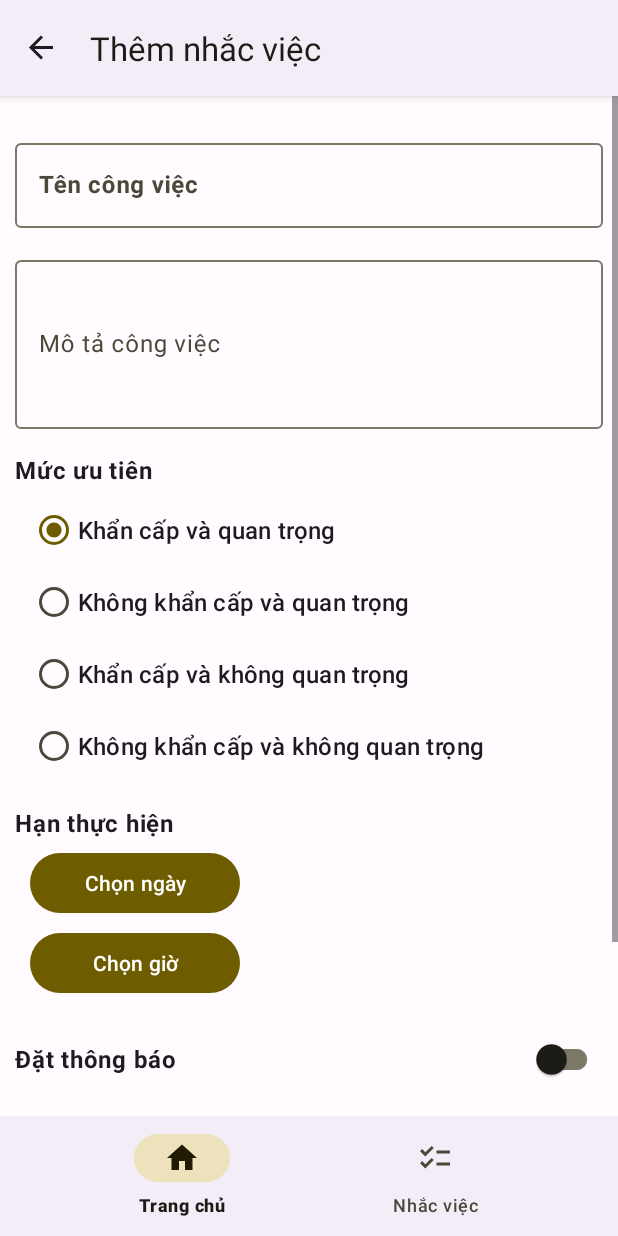
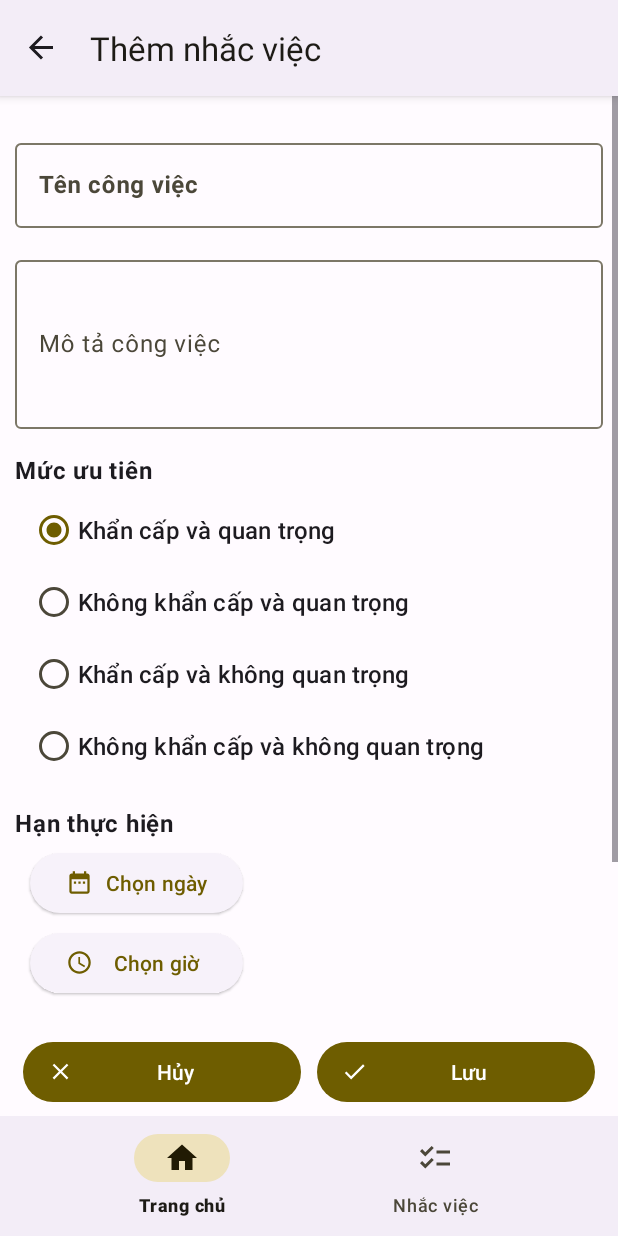
Before and after one commit to dominh2000/WeatherApp, an Android app: the FragmentAddUpdateDeleteToDo screen opened through its navigation route, on a phone screen of 412 x 824 dp. Run offline under Robolectric (Android 15) with nearby library versions, the phone set to English and light mode, and no system bars; our stand-ins replace Firebase (no records; nobody signed in at launch, a user with empty details on screens opened directly), navigation-ui; libraries missing offline, so code that uses them is left out: coil.decode, com.firebase.ui; pictures from the network do not load; 7 statements that could not run were skipped.

Commit message:
ExtendedFAB, Button theo Material 3, cải thiện UI

```diff
--- a/app/src/main/java/com/example/weatherkotlin/fragments/FragmentAddUpdateDeleteToDo.kt
+++ b/app/src/main/java/com/example/weatherkotlin/fragments/FragmentAddUpdateDeleteToDo.kt
@@ -84,7 +84,12 @@ class FragmentAddUpdateDeleteToDo : Fragment() {
                     saveNewTask()
                 }
                 priorityUrgentImportant.isChecked = true
-                deleteAction.visibility = View.GONE
+                deleteAction.apply{
+                    text = "Hủy"
+                    setOnClickListener {
+                        findNavController().popBackStack()
+                    }
+                }
             }
         } else {
             (requireActivity() as AppCompatActivity).supportActionBar?.title =
--- /dev/null
+++ b/app/src/main/res/drawable/ic_access_time.xml
@@ -0,0 +1,6 @@
+<vector android:height="24dp" android:tint="?attr/colorControlNormal"
+    android:viewportHeight="24" android:viewportWidth="24"
+    android:width="24dp" xmlns:android="http://schemas.android.com/apk/res/android">
+    <path android:fillColor="?attr/colorControlNormal" android:pathData="M11.99,2C6.47,2 2,6.48 2,12s4.47,10 9.99,10C17.52,22 22,17.52 22,12S17.52,2 11.99,2zM12,20c-4.42,0 -8,-3.58 -8,-8s3.58,-8 8,-8 8,3.58 8,8 -3.58,8 -8,8z"/>
+    <path android:fillColor="?attr/colorControlNormal" android:pathData="M12.5,7H11v6l5.25,3.15 0.75,-1.23 -4.5,-2.67z"/>
+</vector>
--- /dev/null
+++ b/app/src/main/res/drawable/ic_clear.xml
@@ -0,0 +1,5 @@
+<vector android:height="24dp" android:tint="#000000"
+    android:viewportHeight="24" android:viewportWidth="24"
+    android:width="24dp" xmlns:android="http://schemas.android.com/apk/res/android">
+    <path android:fillColor="@android:color/white" android:pathData="M19,6.41L17.59,5 12,10.59 6.41,5 5,6.41 10.59,12 5,17.59 6.41,19 12,13.41 17.59,19 19,17.59 13.41,12z"/>
+</vector>
--- /dev/null
+++ b/app/src/main/res/drawable/ic_date_range.xml
@@ -0,0 +1,5 @@
+<vector android:height="24dp" android:tint="?attr/colorControlNormal"
+    android:viewportHeight="24" android:viewportWidth="24"
+    android:width="24dp" xmlns:android="http://schemas.android.com/apk/res/android">
+    <path android:fillColor="?attr/colorControlNormal" android:pathData="M9,11L7,11v2h2v-2zM13,11h-2v2h2v-2zM17,11h-2v2h2v-2zM19,4h-1L18,2h-2v2L8,4L8,2L6,2v2L5,4c-1.11,0 -1.99,0.9 -1.99,2L3,20c0,1.1 0.89,2 2,2h14c1.1,0 2,-0.9 2,-2L21,6c0,-1.1 -0.9,-2 -2,-2zM19,20L5,20L5,9h14v11z"/>
+</vector>
--- /dev/null
+++ b/app/src/main/res/drawable/ic_tick_confirm.xml
@@ -0,0 +1,5 @@
+<vector android:height="24dp" android:tint="?attr/colorControlNormal"
+    android:viewportHeight="24" android:viewportWidth="24"
+    android:width="24dp" xmlns:android="http://schemas.android.com/apk/res/android">
+    <path android:fillColor="@android:color/white" android:pathData="M9,16.17L4.83,12l-1.42,1.41L9,19 21,7l-1.41,-1.41z"/>
+</vector>
--- a/app/src/main/res/layout/fragment_add_update_delete_to_do.xml
+++ b/app/src/main/res/layout/fragment_add_update_delete_to_do.xml
@@ -1,9 +1,14 @@
 <?xml version="1.0" encoding="utf-8"?>
-<ScrollView xmlns:android="http://schemas.android.com/apk/res/android"
+<RelativeLayout xmlns:android="http://schemas.android.com/apk/res/android"
     xmlns:app="http://schemas.android.com/apk/res-auto"
     xmlns:tools="http://schemas.android.com/tools"
     android:layout_width="match_parent"
-    android:layout_height="wrap_content">
+    android:layout_height="match_parent">
+
+    <ScrollView
+        android:layout_width="match_parent"
+        android:layout_height="wrap_content"
+        android:layout_above="@id/linear_buttons">
 
         <androidx.constraintlayout.widget.ConstraintLayout
             android:layout_width="match_parent"
@@ -27,7 +32,7 @@
                     android:inputType="textCapSentences"
                     android:singleLine="true"
                     android:textStyle="bold"
-                tools:text="Xin chào các bạn"/>
+                    tools:text="Xin chào các bạn" />
             </com.google.android.material.textfield.TextInputLayout>
 
             <com.google.android.material.textfield.TextInputLayout
@@ -46,7 +51,7 @@
                     android:layout_height="match_parent"
                     android:inputType="textMultiLine|textCapSentences"
                     android:lines="4"
-                tools:text="Nữ danh ca Nguyệt Hồng đã có một cuộc phỏng vấn đầy bão táp với Ushi Hiroshaki"/>
+                    tools:text="Nữ danh ca Nguyệt Hồng đã có một cuộc phỏng vấn đầy bão táp với Ushi Hiroshaki" />
             </com.google.android.material.textfield.TextInputLayout>
 
             <com.google.android.material.textview.MaterialTextView
@@ -114,11 +119,13 @@
 
             <com.google.android.material.button.MaterialButton
                 android:id="@+id/button_select_deadline_date"
-            android:layout_width="140dp"
+                style="@style/Widget.Material3.Button.ElevatedButton"
+                android:layout_width="wrap_content"
                 android:layout_height="wrap_content"
                 android:layout_marginStart="10dp"
                 android:layout_marginTop="5dp"
                 android:text="Chọn ngày"
+                app:icon="@drawable/ic_date_range"
                 app:layout_constraintStart_toStartOf="parent"
                 app:layout_constraintTop_toBottomOf="@id/deadline_date_label" />
 
@@ -137,11 +144,14 @@
 
             <com.google.android.material.button.MaterialButton
                 android:id="@+id/button_select_deadline_hour"
-            android:layout_width="140dp"
+                style="@style/Widget.Material3.Button.ElevatedButton"
+                android:layout_width="0dp"
                 android:layout_height="wrap_content"
                 android:layout_marginStart="10dp"
                 android:layout_marginTop="5dp"
                 android:text="Chọn giờ"
+                app:icon="@drawable/ic_access_time"
+                app:layout_constraintEnd_toEndOf="@id/button_select_deadline_date"
                 app:layout_constraintStart_toStartOf="parent"
                 app:layout_constraintTop_toBottomOf="@id/button_select_deadline_date" />
 
@@ -161,48 +171,61 @@
                 android:id="@+id/alarm_switch"
                 android:layout_width="0dp"
                 android:layout_height="wrap_content"
+                android:layout_marginTop="16dp"
                 android:checked="false"
                 android:text="Đặt thông báo"
                 android:textAppearance="?attr/textAppearanceBody1"
                 android:textStyle="bold"
+                app:layout_constraintEnd_toEndOf="parent"
                 app:layout_constraintStart_toStartOf="parent"
-            app:layout_constraintTop_toBottomOf="@id/button_select_deadline_hour"
-            app:layout_constraintEnd_toEndOf="parent"
-            android:layout_marginTop="16dp"/>
+                app:layout_constraintTop_toBottomOf="@id/button_select_deadline_hour" />
 
             <com.google.android.material.switchmaterial.SwitchMaterial
                 android:id="@+id/completed_switch"
                 android:layout_width="0dp"
                 android:layout_height="wrap_content"
+                android:layout_marginTop="16dp"
                 android:checked="false"
                 android:text="Đã hoàn thành?"
                 android:textAppearance="?attr/textAppearanceBody1"
                 android:textStyle="bold"
+                android:layout_marginBottom="16dp"
+                app:layout_constraintBottom_toBottomOf="parent"
+                app:layout_constraintEnd_toEndOf="parent"
                 app:layout_constraintStart_toStartOf="parent"
-            app:layout_constraintTop_toBottomOf="@id/alarm_switch"
-            app:layout_constraintEnd_toEndOf="parent"
-            android:layout_marginTop="16dp"/>
+                app:layout_constraintTop_toBottomOf="@id/alarm_switch" />
+        </androidx.constraintlayout.widget.ConstraintLayout>
+    </ScrollView>
+
+    <androidx.appcompat.widget.LinearLayoutCompat
+        android:id="@+id/linear_buttons"
+        android:layout_width="match_parent"
+        android:layout_height="wrap_content"
+        android:layout_alignParentBottom="true"
+        android:layout_marginVertical="5dp"
+        android:layout_marginHorizontal="10dp"
+        android:weightSum="2">
+
+        <Button
+            android:id="@+id/delete_action"
+            style="@style/Widget.Material3.Button.Icon"
+            android:layout_width="0dp"
+            android:layout_height="wrap_content"
+            android:layout_marginHorizontal="5dp"
+            android:layout_weight="1"
+            android:text="Xóa"
+            app:icon="@drawable/ic_clear" />
 
         <Button
             android:id="@+id/save_action"
+            style="@style/Widget.Material3.Button.Icon"
             android:layout_width="0dp"
             android:layout_height="wrap_content"
-            android:layout_marginTop="32dp"
+            android:layout_marginHorizontal="5dp"
+            android:layout_weight="1"
             android:text="Lưu"
-            app:layout_constraintEnd_toEndOf="parent"
-            app:layout_constraintStart_toStartOf="parent"
-            app:layout_constraintTop_toBottomOf="@+id/completed_switch"/>
+            app:icon="@drawable/ic_tick_confirm" />
 
-        <Button
-            android:id="@+id/delete_action"
-            android:layout_width="0dp"
-            android:layout_height="wrap_content"
-            android:layout_marginTop="10dp"
-            android:text="Xóa"
-            app:layout_constraintEnd_toEndOf="parent"
-            app:layout_constraintStart_toStartOf="parent"
-            app:layout_constraintTop_toBottomOf="@+id/save_action"
-            app:layout_constraintBottom_toBottomOf="parent"/>
+    </androidx.appcompat.widget.LinearLayoutCompat>
 
-    </androidx.constraintlayout.widget.ConstraintLayout>
-</ScrollView>
+</RelativeLayout>
--- a/app/src/main/res/layout/fragment_advanced_search_to_do.xml
+++ b/app/src/main/res/layout/fragment_advanced_search_to_do.xml
@@ -38,12 +38,15 @@
 
         <com.google.android.material.button.MaterialButton
             android:id="@+id/button_select_start_date"
-            android:layout_width="120dp"
+            style="@style/Widget.Material3.Button.ElevatedButton"
+            android:layout_width="0dp"
             android:layout_height="wrap_content"
             android:layout_marginStart="10dp"
             android:layout_marginTop="5dp"
             android:text="Từ ngày"
+            app:icon="@drawable/ic_date_range"
             app:layout_constraintStart_toStartOf="parent"
+            app:layout_constraintEnd_toEndOf="@id/button_select_end_date"
             app:layout_constraintTop_toBottomOf="@id/label_choose_date" />
 
         <com.google.android.material.textview.MaterialTextView
@@ -61,13 +64,15 @@
 
         <com.google.android.material.button.MaterialButton
             android:id="@+id/button_select_end_date"
-            android:layout_width="120dp"
+            style="@style/Widget.Material3.Button.ElevatedButton"
+            android:layout_width="wrap_content"
             android:layout_height="wrap_content"
             android:layout_marginStart="10dp"
             android:layout_marginTop="5dp"
             android:text="Đến ngày"
+            app:icon="@drawable/ic_date_range"
             app:layout_constraintStart_toStartOf="parent"
-            app:layout_constraintTop_toBottomOf="@id/button_select_start_date" />
+            app:layout_constraintTop_toBottomOf="@id/button_select_start_date"/>
 
         <com.google.android.material.textview.MaterialTextView
             android:id="@+id/end_date"
@@ -156,13 +161,15 @@
 
         <Button
             android:id="@+id/advanced_search_action"
-            android:layout_width="0dp"
+            style="@style/Widget.Material3.Button.Icon"
+            android:layout_width="wrap_content"
             android:layout_height="wrap_content"
             android:layout_marginTop="32dp"
             android:text="Tìm kiếm"
             app:layout_constraintEnd_toEndOf="parent"
             app:layout_constraintStart_toStartOf="parent"
-            app:layout_constraintTop_toBottomOf="@+id/notified_spinner"/>
+            app:layout_constraintTop_toBottomOf="@+id/notified_spinner"
+            app:icon="@drawable/ic_search"/>
 
         <androidx.recyclerview.widget.RecyclerView
             android:id="@+id/recycler_view_advanced_search"
--- a/app/src/main/res/layout/fragment_list_to_do.xml
+++ b/app/src/main/res/layout/fragment_list_to_do.xml
@@ -15,15 +15,14 @@
             android:clipToPadding="false"
             android:scrollbars="vertical"/>
 
-        <com.google.android.material.floatingactionbutton.FloatingActionButton
+        <com.google.android.material.floatingactionbutton.ExtendedFloatingActionButton
             android:id="@+id/button_add"
             android:layout_width="wrap_content"
             android:layout_height="wrap_content"
-            android:layout_marginEnd="8dp"
-            android:layout_marginBottom="8dp"
-            android:src="@drawable/ic_add"
+            android:layout_margin="16dp"
             android:importantForAccessibility="no"
             android:layout_gravity="bottom|end"
-            app:tint="@color/white"/>
+            app:icon="@drawable/ic_add"
+            android:text="Thêm"/>
 
 </androidx.coordinatorlayout.widget.CoordinatorLayout>
```
Lines whose indentation alone changed are shown as unchanged.
